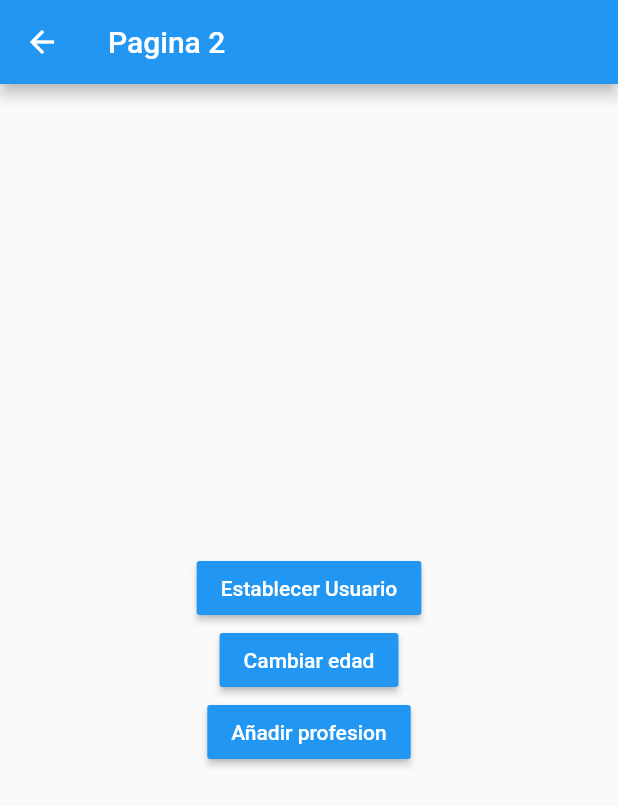
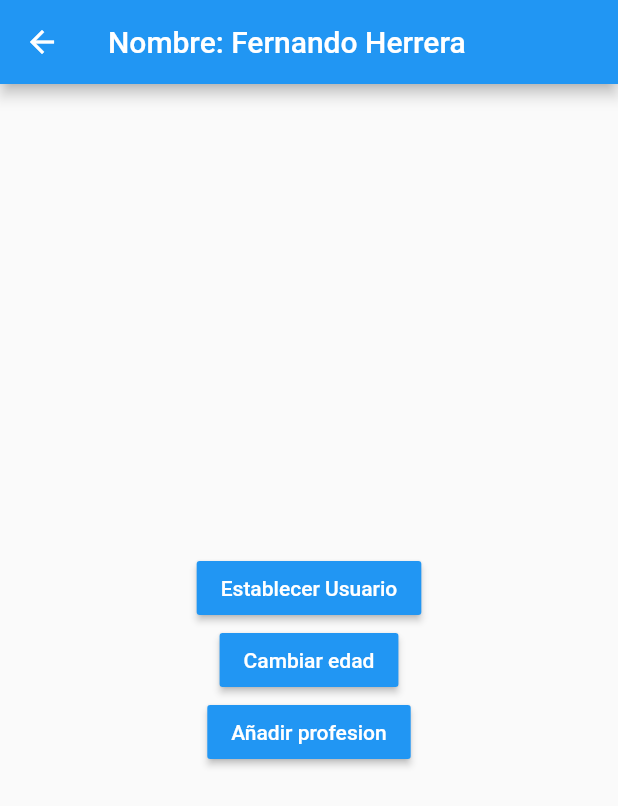
Before and after one commit to GerArJe/estados, a Flutter app: the Pagina2Page screen opened by its route, after a tap on "Establecer Usuario", on a phone screen of 412 x 824 dp. Shown: the top 806 px of the screen. Run offline on Flutter 3.47's test engine with Material 2 defaults, Android fonts, the phone set to English and light mode, and no system bars; accounts and stored records are empty.

```diff
--- a/lib/pages/pagina1_page.dart
+++ b/lib/pages/pagina1_page.dart
@@ -1,15 +1,35 @@
+import 'package:estados/models/usuario.dart';
+import 'package:estados/services/usuario_service.dart';
 import 'package:flutter/material.dart';
+
+import 'package:provider/provider.dart';
 
 class Pagina1Page extends StatelessWidget {
   const Pagina1Page({Key? key}) : super(key: key);
 
   @override
   Widget build(BuildContext context) {
+    final usuarioService = Provider.of<UsuarioService>(context);
+
     return Scaffold(
       appBar: AppBar(
         title: const Text('Pagina 1'),
+        actions: [
+          IconButton(
+            onPressed: () => usuarioService.removerUsaurio(),
+            icon: const Icon(
+              Icons.exit_to_app,
+            ),
+          ),
+        ],
       ),
-      body: const InformacionUsuario(),
+      body: usuarioService.existeUsuario
+          ? InformacionUsuario(usuario: usuarioService.usuario)
+          : const Center(
+              child: Text(
+                'No hay usuario seleccionado',
+              ),
+            ),
       floatingActionButton: FloatingActionButton(
         onPressed: () {
           Navigator.pushNamed(context, 'pagina2');
@@ -21,8 +41,11 @@ class Pagina1Page extends StatelessWidget {
 }
 
 class InformacionUsuario extends StatelessWidget {
+  final Usuario usuario;
+
   const InformacionUsuario({
     Key? key,
+    required this.usuario,
   }) : super(key: key);
 
   @override
@@ -33,35 +56,34 @@ class InformacionUsuario extends StatelessWidget {
       padding: const EdgeInsets.all(20.0),
       child: Column(
         crossAxisAlignment: CrossAxisAlignment.start,
-        children: const [
-          Text(
+        children: [
+          const Text(
             'General',
             style: TextStyle(
               fontSize: 18,
               fontWeight: FontWeight.bold,
             ),
           ),
-          Divider(),
+          const Divider(),
           ListTile(
-            title: Text('Nombre: '),
+            title: Text('Nombre: ${usuario.nombre}'),
           ),
           ListTile(
-            title: Text('Edad: '),
+            title: Text('Edad: ${usuario.edad}'),
           ),
-          Text(
+          const Text(
             'Profesiones',
             style: TextStyle(
               fontSize: 18,
               fontWeight: FontWeight.bold,
             ),
           ),
-          Divider(),
-          ListTile(
-            title: Text('Profesion 1: '),
-          ),
-          ListTile(
-            title: Text('Profesion 1: '),
-          ),
+          const Divider(),
+          ...?usuario.profesiones
+              ?.map((profesion) => ListTile(
+                    title: Text(profesion),
+                  ))
+              .toList(),
         ],
       ),
     );
--- a/lib/pages/pagina2_page.dart
+++ b/lib/pages/pagina2_page.dart
@@ -1,20 +1,38 @@
+import 'package:estados/models/usuario.dart';
 import 'package:flutter/material.dart';
+import 'package:provider/provider.dart';
+
+import 'package:estados/services/usuario_service.dart';
 
 class Pagina2Page extends StatelessWidget {
   const Pagina2Page({Key? key}) : super(key: key);
 
   @override
   Widget build(BuildContext context) {
+    final usuarioService = Provider.of<UsuarioService>(context);
+
     return Scaffold(
       appBar: AppBar(
-        title: const Text('Pagina 2'),
+        title: usuarioService.existeUsuario
+            ? Text('Nombre: ${usuarioService.usuario.nombre}')
+            : const Text('Pagina 2'),
       ),
       body: Center(
         child: Column(
           mainAxisAlignment: MainAxisAlignment.center,
           children: [
             MaterialButton(
-              onPressed: () {},
+              onPressed: () {
+                final newUser = Usuario(
+                  nombre: 'Fernando Herrera',
+                  edad: 35,
+                  /* profesiones: [
+                    'Fullstack developer',
+                    'video jugador experto',
+                  ], */
+                );
+                usuarioService.usuario = newUser;
+              },
               child: const Text(
                 'Establecer Usuario',
                 style: TextStyle(
@@ -24,7 +42,9 @@ class Pagina2Page extends StatelessWidget {
               color: Colors.blue,
             ),
             MaterialButton(
-              onPressed: () {},
+              onPressed: () {
+                usuarioService.cambiarEdad(45);
+              },
               child: const Text(
                 'Cambiar edad',
                 style: TextStyle(
@@ -34,7 +54,7 @@ class Pagina2Page extends StatelessWidget {
               color: Colors.blue,
             ),
             MaterialButton(
-              onPressed: () {},
+              onPressed: () => usuarioService.agregarProfesion(),
               child: const Text(
                 'Añadir profesion',
                 style: TextStyle(
--- /dev/null
+++ b/lib/services/usuario_service.dart
@@ -0,0 +1,32 @@
+import 'package:flutter/material.dart';
+
+import 'package:estados/models/usuario.dart';
+
+class UsuarioService with ChangeNotifier {
+  Usuario? _usuario;
+
+  Usuario get usuario => _usuario!;
+  bool get existeUsuario => _usuario != null ? true : false;
+
+  set usuario(Usuario user) {
+    _usuario = user;
+    notifyListeners();
+  }
+
+  void cambiarEdad(int edad) {
+    _usuario?.edad = edad;
+    notifyListeners();
+  }
+
+  void removerUsaurio() {
+    _usuario = null;
+    notifyListeners();
+  }
+
+  void agregarProfesion() {
+    _usuario?.profesiones ??= [];
+    _usuario?.profesiones
+        ?.add('Profesion ${_usuario!.profesiones!.length + 1}');
+    notifyListeners();
+  }
+}
--- a/pubspec.yaml
+++ b/pubspec.yaml
@@ -34,6 +34,7 @@ dependencies:
   # The following adds the Cupertino Icons font to your application.
   # Use with the CupertinoIcons class for iOS style icons.
   cupertino_icons: ^1.0.2
+  provider: ^6.0.1
 
 dev_dependencies:
   flutter_test:
```
Also changed, not shown: lib/main.dart (+10 -1 lines), pubspec.lock.
